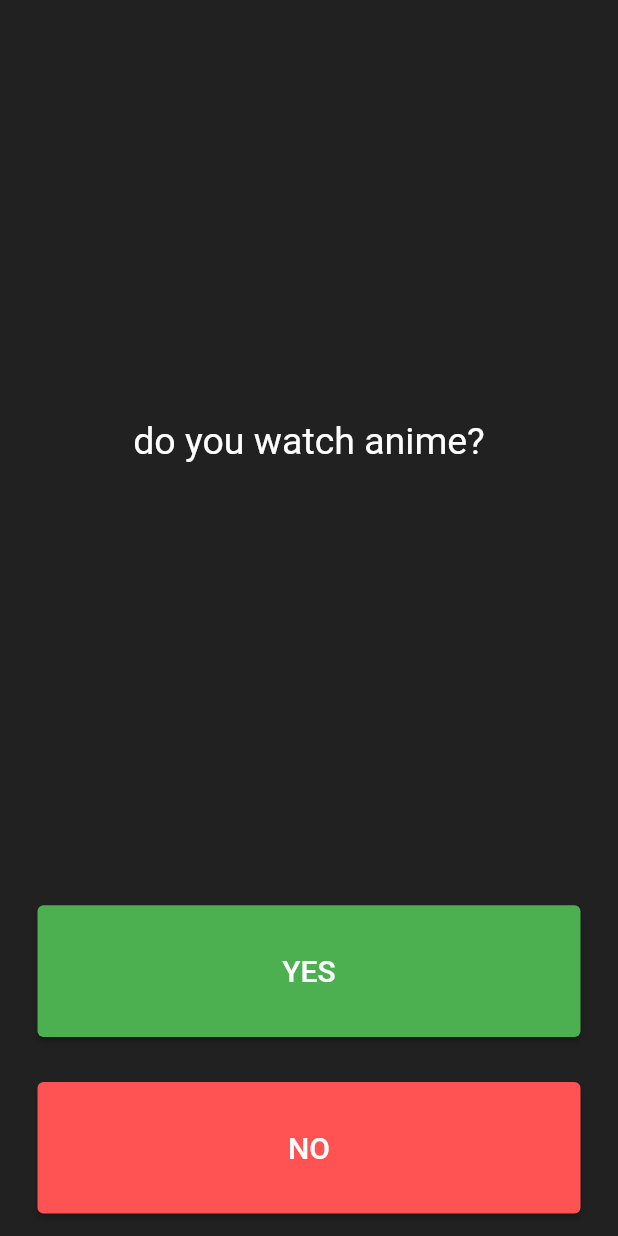
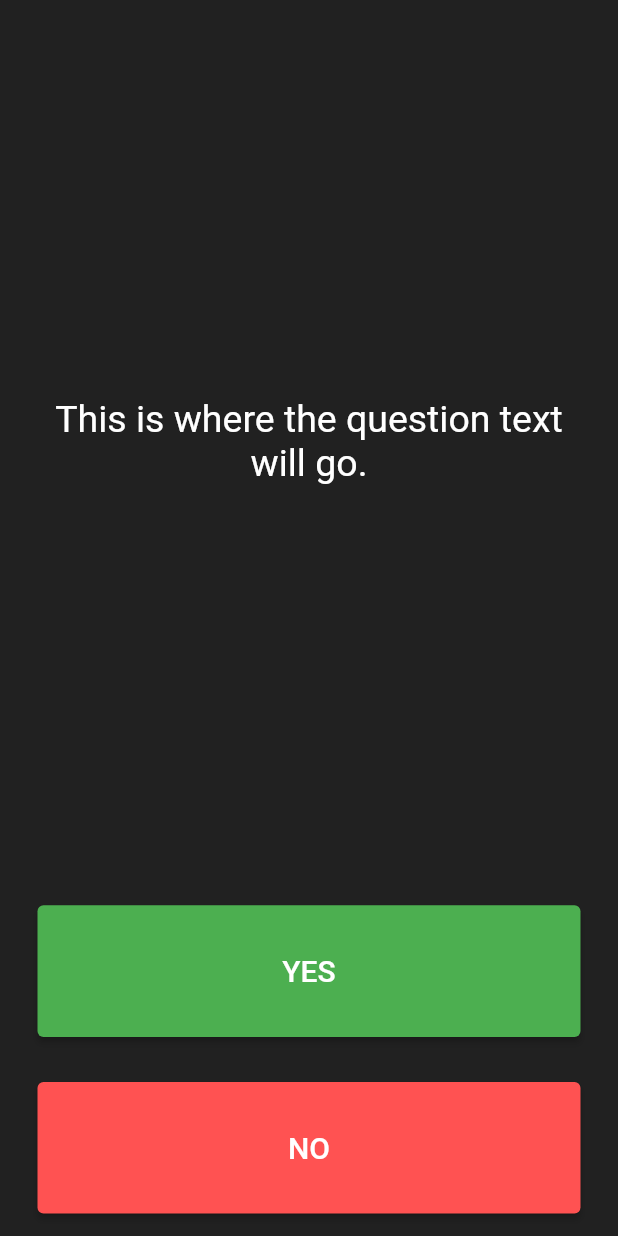
Before and after one commit to rohit-sama/sawal-jwab_flutter, a Flutter app: the screen it shows after launch, on a phone screen of 412 x 824 dp. Run offline on Flutter 3.47's test engine with Material 2 defaults, Android fonts, the phone set to English and light mode, and no system bars.

Commit message:
Revert "changes"
This reverts commit e771d74603e79574dd2467fc5a639e0bad341d3f.

```diff
--- a/lib/main.dart
+++ b/lib/main.dart
@@ -32,83 +32,22 @@ class QuizPage extends StatefulWidget {
 class _QuizPageState extends State<QuizPage> {
 
 List<Widget> scoreKeeper = [];
-List<String> questions = [
-  "do you watch anime?",
-  "have you seen death note?",
-  "have you seen attack on titan?",
-  "have you seen demon slayer?",
-  "have you seen jujutsu kaisen",
-  "have you seen naruto?",
-  "have you seen bleach?",
-  "have you seen one punch man?",
-  "have you seen fullmetal alchemist?",
-  "and finally, have you seen one piece?"
-];
-int count = 0;
-int trueCount = 0;
-int falseCount = 0;
+
   @override
   Widget build(BuildContext context) {
-    if(count  == 10 && trueCount < 11 && trueCount > 6) {
-      return Center(
-        child: Column(
-            children: [
-              Container(
-                height: 370.0,
-              ),
-                Expanded(
-                child: Center(
-                  child: Text("Congrats !! you scored $trueCount/10"  ,
-                  style: TextStyle(
-                    color: Colors.white,
-                    fontSize: 20.0,
-                  ),),
-                ),
-              ),
-              Expanded(
-                child: Center(
-                  child: Padding(
-                    padding: const EdgeInsets.all(10.0),
-                    child: ElevatedButton(
-                      style: ElevatedButton.styleFrom(backgroundColor: Colors.green),
-                      onPressed: () {
-                        count =0;
-                        trueCount=0;
-                        falseCount=0;
-                        scoreKeeper.clear();
-                        setState(() {});
-                      },
-                      child: const Text(
-                        'GO BACK',
-                        style: TextStyle(
-                          color: Colors.white,
-                          fontSize: 20.0,
-                        ),
-                      ),
-                    ),
-                  ),
-                ),
-              ),
-              Container(
-                height: 320.0,
-              ),
-            ],
-          ),
-      );
-    }
     return Column(
       mainAxisAlignment: MainAxisAlignment.spaceBetween,
       crossAxisAlignment: CrossAxisAlignment.stretch,
       children: <Widget>[
-         Expanded(
+        const Expanded(
           flex: 5,
           child: Padding(
-            padding: const EdgeInsets.all(10.0),
+            padding: EdgeInsets.all(10.0),
             child: Center(
               child: Text(
-                questions[count],
+                'This is where the question text will go.',
                 textAlign: TextAlign.center,
-                style: const TextStyle(
+                style: TextStyle(
                   fontSize: 25.0,
                   color: Colors.white,
                 ),
@@ -122,8 +61,6 @@ int falseCount = 0;
             child: ElevatedButton(
               style: ElevatedButton.styleFrom(backgroundColor: Colors.green),
               onPressed: () {
-                count ++;
-                trueCount++;
                 setState(() {
                   scoreKeeper.add(
                     const Icon(
@@ -148,8 +85,6 @@ int falseCount = 0;
             child: ElevatedButton(
               style: ElevatedButton.styleFrom(backgroundColor: Colors.redAccent),
               onPressed: () {
-                count ++;
-                falseCount++;
                 setState(() {
                   scoreKeeper.add(
                     const Icon(
```
